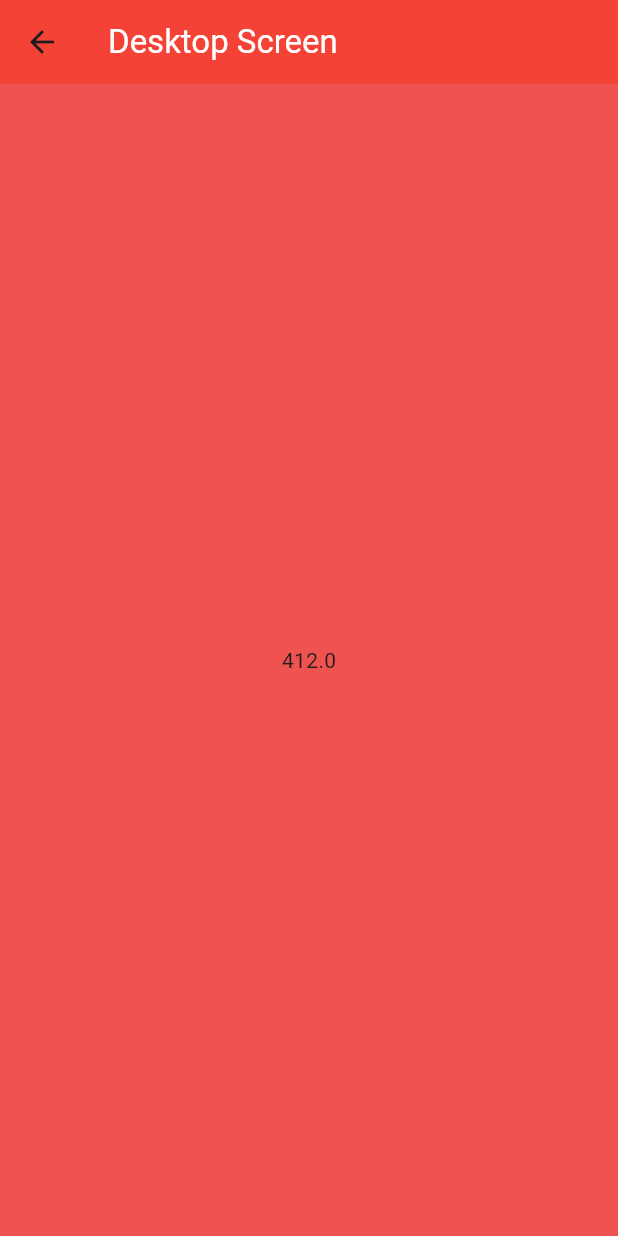
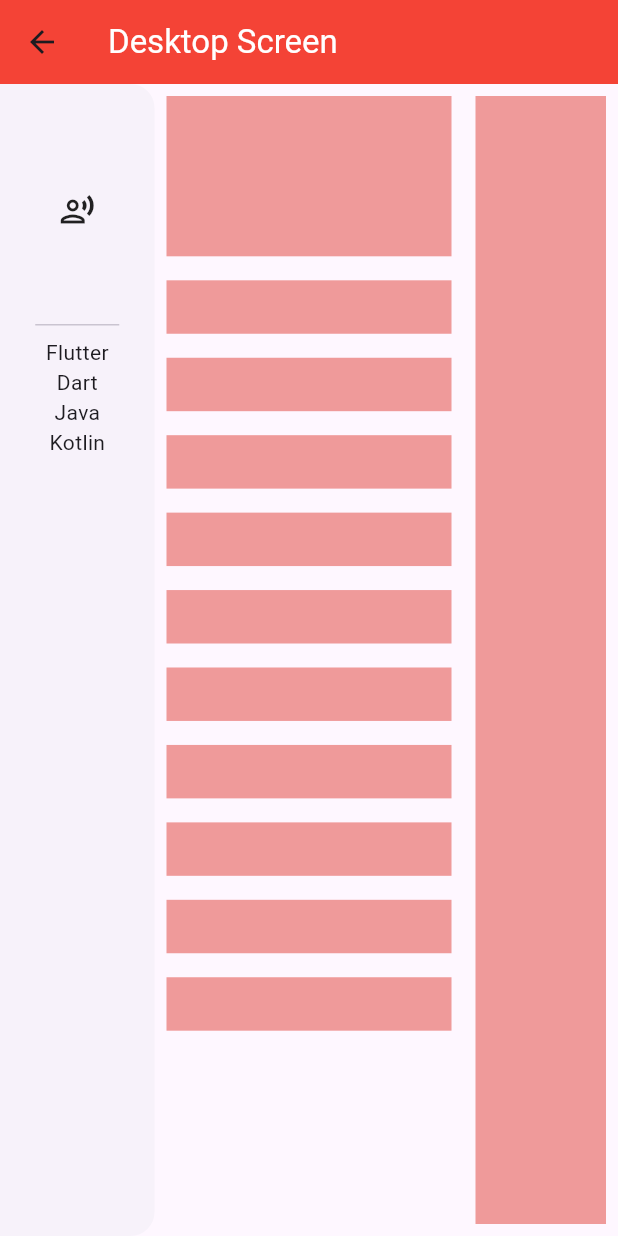
Before and after one commit to alhasann351/flutter_responsive_ui_design, a Flutter app: the DesktopScreen screen opened directly, on a phone screen of 412 x 824 dp. Run offline on Flutter 3.47's test engine with Material 3 defaults, Android fonts, the phone set to English and light mode, and no system bars.

Commit message:
desktop_screen_customize

```diff
--- a/lib/screen/desktop_screen.dart
+++ b/lib/screen/desktop_screen.dart
@@ -9,11 +9,77 @@ class DesktopScreen extends StatelessWidget {
 
     return Scaffold(
       appBar: AppBar(
-        title: const Text('Desktop Screen', style: TextStyle(color: Colors.white,),),
+        title: const Text(
+          'Desktop Screen',
+          style: TextStyle(
+            color: Colors.white,
+          ),
+        ),
         backgroundColor: Colors.red,
       ),
-      backgroundColor: Colors.red[400],
-      body: Center(child: Text(desktopWidth.toString())),
+      //backgroundColor: Colors.red[400],
+      body: Row(
+        children: [
+          const Expanded(
+            flex: 1,
+            child: Drawer(
+              child: Column(
+                children: [
+                  DrawerHeader(
+                    child: Icon(Icons.record_voice_over_outlined),
+                  ),
+                  Text('Flutter'),
+                  Text('Dart'),
+                  Text('Java'),
+                  Text('Kotlin'),
+                ],
+              ),
+            ),
+          ),
+          Expanded(
+            flex: 2,
+            child: Column(
+              children: [
+                Padding(
+                  padding: const EdgeInsets.all(8.0),
+                  child: AspectRatio(
+                    aspectRatio: 16 / 9,
+                    child: Container(
+                      color: Colors.red[200],
+                    ),
+                  ),
+                ),
+                Expanded(
+                  flex: 2,
+                  child: ListView.builder(
+                    itemCount: 10,
+                    itemBuilder: (context, index) {
+                      return Padding(
+                        padding: const EdgeInsets.all(8.0),
+                        child: AspectRatio(
+                          aspectRatio: 16 / 3,
+                          child: Container(
+                            color: Colors.red[200],
+                          ),
+                        ),
+                      );
+                    },
+                  ),
+                ),
+              ],
+            ),
+          ),
+          Expanded(
+            flex: 1,
+            child: Padding(
+              padding: const EdgeInsets.all(8.0),
+              child: Container(
+                color: Colors.red[200],
+              ),
+            ),
+          ),
+        ],
+      ),
     );
   }
 }
--- a/lib/screen/mobile_screen.dart
+++ b/lib/screen/mobile_screen.dart
@@ -19,6 +19,19 @@ class MobileScreen extends StatelessWidget {
         backgroundColor: Colors.blue,
       ),
       //backgroundColor: Colors.blue[400],
+      drawer: const Drawer(
+        child: Column(
+          children: [
+            DrawerHeader(
+              child: Icon(Icons.record_voice_over_outlined),
+            ),
+            Text('Flutter'),
+            Text('Dart'),
+            Text('Java'),
+            Text('Kotlin'),
+          ],
+        ),
+      ),
       body: Column(
         children: [
           Padding(
--- a/lib/screen/tablet_screen.dart
+++ b/lib/screen/tablet_screen.dart
@@ -20,9 +20,23 @@ class TabletScreen extends StatelessWidget {
         backgroundColor: Colors.green,
       ),
       //backgroundColor: Colors.green[400],
+      drawer: const Drawer(
+        child: Column(
+          children: [
+            DrawerHeader(
+              child: Icon(Icons.record_voice_over_outlined),
+            ),
+            Text('Flutter'),
+            Text('Dart'),
+            Text('Java'),
+            Text('Kotlin'),
+          ],
+        ),
+      ),
       body: Row(
         children: [
           Expanded(
+            flex: 3,
             child: Column(
               children: [
                 Padding(
@@ -54,6 +68,7 @@ class TabletScreen extends StatelessWidget {
             ),
           ),
           Expanded(
+            flex: 1,
             child: Padding(
               padding: const EdgeInsets.all(8.0),
               child: Container(
```
